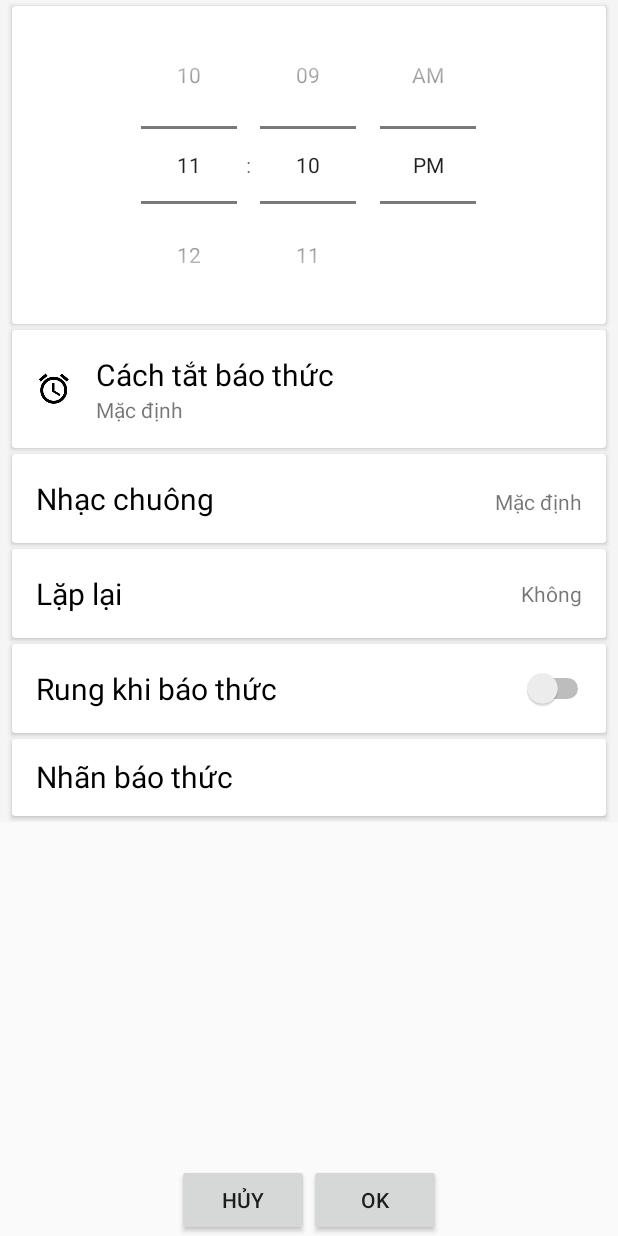
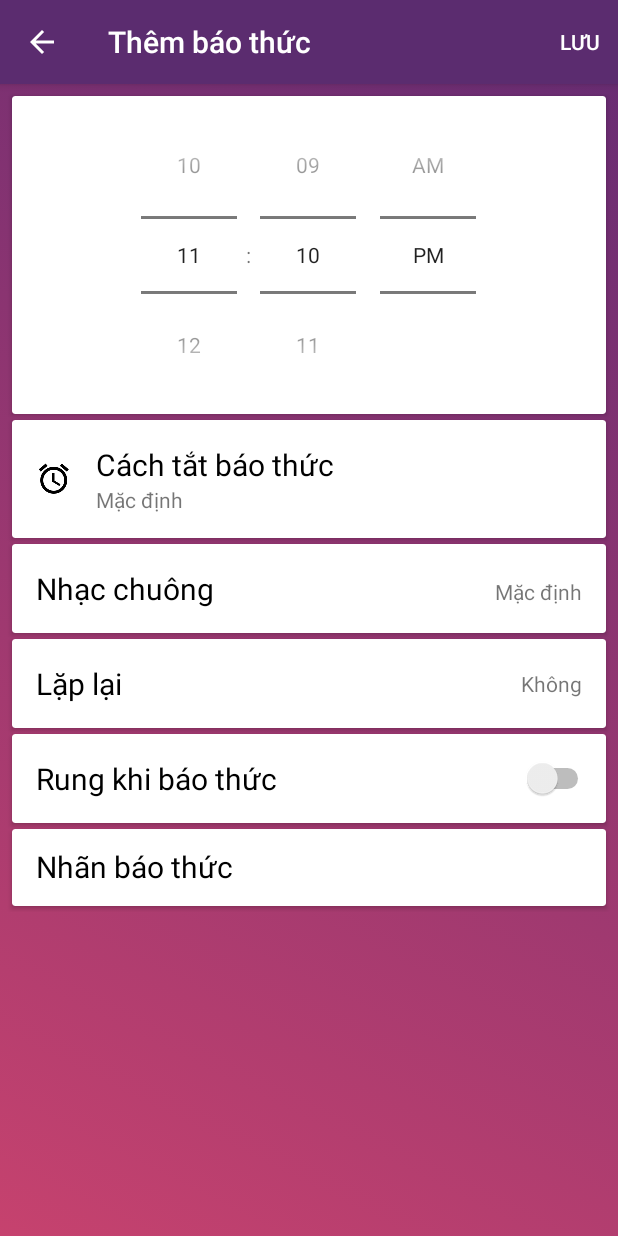
Before and after one commit to thongvx/Hey-Wake, an Android app: the AddAlarmActivity screen opened directly, with no data from a screen before it, on a phone screen of 412 x 824 dp. Run offline under Robolectric (Android 15) with nearby library versions, the phone set to English and light mode, and no system bars.

Commit message:
repeate Alarm

```diff
--- a/HeyWake/app/src/main/java/com/lab/vxt/heywake/models/AlarmModel.java
+++ b/HeyWake/app/src/main/java/com/lab/vxt/heywake/models/AlarmModel.java
@@ -50,4 +50,9 @@ public class AlarmModel {
         return repeatingDays[dayOfWeek];
     }
 
+    public String toString(){
+
+        return this.timeHour+" : "+ timeMinute + " name : "+name +" isEnable :" +isEnabled +", id: "+id;
+    }
+
 }
--- a/HeyWake/app/src/main/java/com/lab/vxt/heywake/ui/activities/AddAlarmActivity.java
+++ b/HeyWake/app/src/main/java/com/lab/vxt/heywake/ui/activities/AddAlarmActivity.java
@@ -8,11 +8,13 @@ import android.media.RingtoneManager;
 import android.net.Uri;
 import android.os.Bundle;
 import android.support.v7.app.AlertDialog;
+import android.support.v7.app.AppCompatActivity;
 import android.support.v7.widget.CardView;
 import android.support.v7.widget.Toolbar;
 import android.text.InputType;
+import android.view.Menu;
+import android.view.MenuItem;
 import android.view.View;
-import android.widget.Button;
 import android.widget.EditText;
 import android.widget.TextView;
 import android.widget.TimePicker;
@@ -25,7 +27,7 @@ import com.lab.vxt.heywake.untils.AlarmManagerHelper;
 
 import java.util.ArrayList;
 
-public class AddAlarmActivity extends BaseActivity {
+public class AddAlarmActivity extends AppCompatActivity {
     private AlarmModel alarmDetails;
     private AlarmDBHelper alarmDBHelper = new AlarmDBHelper(this);
 
@@ -34,38 +36,76 @@ public class AddAlarmActivity extends BaseActivity {
     private CardView cardViewSelectTune;
     private CardView cardViewRepeate;
     private CardView cardViewTitle;
-    private Button buttonAddAlarmCancle;
-    private Button buttonAddAlarmOk;
+
 
     private TextView textViewTuntTitle;
 
     private TimePicker timePickerAddAlarm;
+    private Toolbar mToolbar;
 
     private TextView textViewDate;
 
     private String mTitle;
 
+
     @Override
     protected void onCreate(Bundle savedInstanceState) {
         super.onCreate(savedInstanceState);
         setContentView(R.layout.activity_add_alarm);
+
+
+
         bindViews();
 
         //Trong trường hợp chỉ tạo mới
         alarmDetails = new AlarmModel();
 
+
+
+    }
+
+    @Override
+    public boolean onSupportNavigateUp() {
+        onBackPressed();
+        return super.onSupportNavigateUp();
+    }
+    @Override
+
+    public boolean onCreateOptionsMenu(Menu menu) {
+        // Inflate the menu; this adds items to the action bar if it is present.
+        getMenuInflater().inflate(R.menu.menu_save, menu);
+        return true;
+    }
+
+    @Override
+    public boolean onOptionsItemSelected(MenuItem item) {
+
+        int id = item.getItemId();
+
+        if (id == R.id.save_item) {
+
+            updateAlarm();
+            alarmDBHelper.createAlarm(alarmDetails);
+            AlarmManagerHelper.setAlarms(AddAlarmActivity.this);
+            onBackPressed();
+            return true;
+        }
+
+        return super.onOptionsItemSelected(item);
     }
 
 
     protected void bindViews(){
+        mToolbar = (Toolbar)findViewById(R.id.toolbar);
+        setSupportActionBar(mToolbar);
+        getSupportActionBar().setDisplayHomeAsUpEnabled(true);
+        getSupportActionBar().setDisplayShowHomeEnabled(true);
+
+
         cardViewMode = (CardView)findViewById(R.id.cardviewMode);
         cardViewSelectTune = (CardView)findViewById(R.id.cardviewSelectTune);
         cardViewRepeate = (CardView)findViewById(R.id.cardviewRepeate);
         cardViewTitle = (CardView)findViewById(R.id.cardviewTitle);
-
-        buttonAddAlarmCancle = (Button)findViewById(R.id.buttonCancle);
-        buttonAddAlarmOk = (Button)findViewById(R.id.buttonOk);
-
 
         timePickerAddAlarm = (TimePicker)findViewById(R.id.timePickerAddAlarm);
 
@@ -103,27 +143,7 @@ public class AddAlarmActivity extends BaseActivity {
             }
         });
 
-        buttonAddAlarmOk.setOnClickListener(new View.OnClickListener() {
-            @Override
-            public void onClick(View view) {
 
-                AlarmManagerHelper.cancelAlarms(AddAlarmActivity.this);
-                showToast("Save");
-                updateAlarm();
-                alarmDBHelper.createAlarm(alarmDetails);
-                AlarmManagerHelper.setAlarms(AddAlarmActivity.this);
-                Intent intent = new Intent(AddAlarmActivity.this, HomeActivity.class);
-                AddAlarmActivity.this.startActivity(intent);
-            }
-        });
-        buttonAddAlarmCancle.setOnClickListener(new View.OnClickListener() {
-            @Override
-            public void onClick(View view) {
-                Intent intent = new Intent(AddAlarmActivity.this, HomeActivity.class);
-                AddAlarmActivity.this.startActivity(intent);
-                showToast("Thoat");
-            }
-        });
     }
 
     private void createDialog(){
--- a/HeyWake/app/src/main/java/com/lab/vxt/heywake/untils/AlarmDBHelper.java
+++ b/HeyWake/app/src/main/java/com/lab/vxt/heywake/untils/AlarmDBHelper.java
@@ -131,9 +131,14 @@ public class AlarmDBHelper extends SQLiteOpenHelper {
 
         while (c.moveToNext()) {
             alarmList.add(populateModel(c));
+
         }
 
+
         if (!alarmList.isEmpty()) {
+            /*for (AlarmModel alarmModel : alarmList){
+                Log.d("Alarm : ",alarmModel.toString());
+            }*/
             return alarmList;
         }
         return null;
--- /dev/null
+++ b/HeyWake/app/src/main/res/drawable/bg_gradient.xml
@@ -0,0 +1,12 @@
+<?xml version="1.0" encoding="utf-8"?>
+<selector xmlns:android="http://schemas.android.com/apk/res/android">
+    <item>
+        <shape>
+            <gradient
+                android:angle="45"
+                android:startColor="#c6426e"
+                android:endColor= "#642b73"
+                android:type="linear" />
+        </shape>
+    </item>
+</selector>
--- a/HeyWake/app/src/main/res/layout/activity_add_alarm.xml
+++ b/HeyWake/app/src/main/res/layout/activity_add_alarm.xml
@@ -1,14 +1,29 @@
 <?xml version="1.0" encoding="utf-8"?>
-<RelativeLayout xmlns:android="http://schemas.android.com/apk/res/android"
+<LinearLayout xmlns:android="http://schemas.android.com/apk/res/android"
     xmlns:app="http://schemas.android.com/apk/res-auto"
     xmlns:tools="http://schemas.android.com/tools"
     android:layout_width="match_parent"
-    android:layout_height="match_parent">
+    android:layout_height="match_parent"
+    android:background="@drawable/bg_gradient"
+    tools:context=".ui.activities.AddAlarmActivity"
+    android:orientation="vertical">
 
+    <android.support.design.widget.AppBarLayout
+        android:layout_width="match_parent"
+        android:layout_height="wrap_content"
+        android:theme="@style/AppTheme.AppBarOverlay">
 
+        <android.support.v7.widget.Toolbar
+            android:id="@+id/toolbar"
+            android:layout_width="match_parent"
+            android:layout_height="?attr/actionBarSize"
+            android:background="?attr/colorPrimary"
+            app:popupTheme="@style/AppTheme.PopupOverlay" />
 
+    </android.support.design.widget.AppBarLayout>
+    <ScrollView
 
-    <ScrollView
+        android:layout_marginTop="@dimen/margin_top_cardview"
         android:layout_above="@+id/buttons"
         android:layout_width="fill_parent"
         android:layout_height="fill_parent"
@@ -16,7 +31,7 @@
         android:layout_alignParentLeft="true"
         android:layout_alignParentStart="true">
         <LinearLayout
-            android:background="@color/grey_100"
+
             android:layout_width="match_parent"
             android:layout_height="wrap_content"
             android:orientation="vertical">
@@ -289,26 +304,8 @@
         </LinearLayout>
     </ScrollView>
 
-    <LinearLayout
-        android:id="@+id/buttons"
-        android:layout_width="fill_parent"
-        android:layout_height="wrap_content"
-        android:orientation="horizontal"
-        android:gravity="center"
-        android:layout_alignParentBottom="true">
-
-        <Button
-            android:id="@+id/buttonCancle"
-            android:layout_width="wrap_content"
-            android:layout_height="wrap_content"
-            android:text="@string/cancle"/>
-
-        <Button
-            android:id="@+id/buttonOk"
-            android:layout_width="wrap_content"
-            android:layout_height="wrap_content"
-            android:text="@string/ok"/>
-    </LinearLayout>
 
 
-</RelativeLayout>
+
+
+</LinearLayout>
--- a/HeyWake/app/src/main/res/layout/activity_home.xml
+++ b/HeyWake/app/src/main/res/layout/activity_home.xml
@@ -6,6 +6,7 @@
     android:layout_width="match_parent"
     android:layout_height="match_parent"
     android:fitsSystemWindows="true"
+    android:background="@drawable/bg_gradient"
     tools:context="com.lab.vxt.heywake.ui.activities.HomeActivity">
 
     <android.support.design.widget.AppBarLayout
--- a/HeyWake/app/src/main/res/layout/item_news.xml
+++ b/HeyWake/app/src/main/res/layout/item_news.xml
@@ -1,5 +1,5 @@
 <?xml version="1.0" encoding="utf-8"?>
-<LinearLayout xmlns:android="http://schemas.android.com/apk/res/android"
+<android.support.v7.widget.CardView xmlns:android="http://schemas.android.com/apk/res/android"
     xmlns:app="http://schemas.android.com/apk/res-auto"
     xmlns:tools="http://schemas.android.com/tools"
     android:orientation="vertical" android:layout_width="match_parent"
@@ -72,4 +72,4 @@
             app:layout_constraintRight_toRightOf="parent"></View>
     </android.support.constraint.ConstraintLayout>
 
-</LinearLayout>
+</android.support.v7.widget.CardView>
--- /dev/null
+++ b/HeyWake/app/src/main/res/menu/menu_save.xml
@@ -0,0 +1,14 @@
+<?xml version="1.0" encoding="utf-8"?>
+<menu xmlns:android="http://schemas.android.com/apk/res/android"
+    xmlns:app="http://schemas.android.com/apk/res-auto">
+
+    <item
+        android:id="@+id/save_item"
+        android:orderInCategory="1"
+        android:text="@string/save"
+        app:showAsAction="always"
+
+        app:actionViewClass="Button"
+        android:title="@string/save" />
+
+</menu>
--- a/HeyWake/app/src/main/res/values/dimens.xml
+++ b/HeyWake/app/src/main/res/values/dimens.xml
@@ -12,7 +12,6 @@
     <dimen name="appbar_padding_top">8dp</dimen>
 
 
-
     <dimen name="dots_height">30dp</dimen>
     <dimen name="dots_margin_bottom">20dp</dimen>
     <dimen name="img_width_height">120dp</dimen>
@@ -21,10 +20,8 @@
     <dimen name="desc_padding">40dp</dimen>
 
 
-    <dimen name="text_time_alarm">20dp</dimen>
+    <dimen name="text_time_alarm">40dp</dimen>
     <dimen name="text_size_clock">24dp</dimen>
-
-
 
 
     <dimen name="margin_top_cardview">4dp</dimen>
--- a/HeyWake/app/src/main/res/values/strings.xml
+++ b/HeyWake/app/src/main/res/values/strings.xml
@@ -31,4 +31,8 @@
     <string name="default_ring_tone">Mặc định</string>
     <string name="cancle">HỦY</string>
     <string name="ok">OK</string>
+
+    <string name="title_add_alarm">Thêm báo thức</string>
+    <string name="title_activity_alarm_details">AlarmDetailsActivity</string>
+    <string name="save">Lưu</string>
 </resources>
```
Also changed, not shown: HeyWake/app/src/main/AndroidManifest.xml (+15 -9 lines), HeyWake/app/src/main/java/com/lab/vxt/heywake/reciever/AlarmReciever.java (+9 -3 lines), HeyWake/app/src/main/java/com/lab/vxt/heywake/ui/adapters/AdapterAlarms.java (+4 -6 lines), HeyWake/app/src/main/java/com/lab/vxt/heywake/ui/fragments/ListAlarmFragment.java (+6 -3 lines), HeyWake/app/src/main/java/com/lab/vxt/heywake/untils/AlarmManagerHelper.java (+52 -10 lines), HeyWake/app/src/main/res/layout/item_alarm.xml (+14 -27 lines), HeyWake/app/src/main/res/values/styles.xml (+7 -1 lines).
